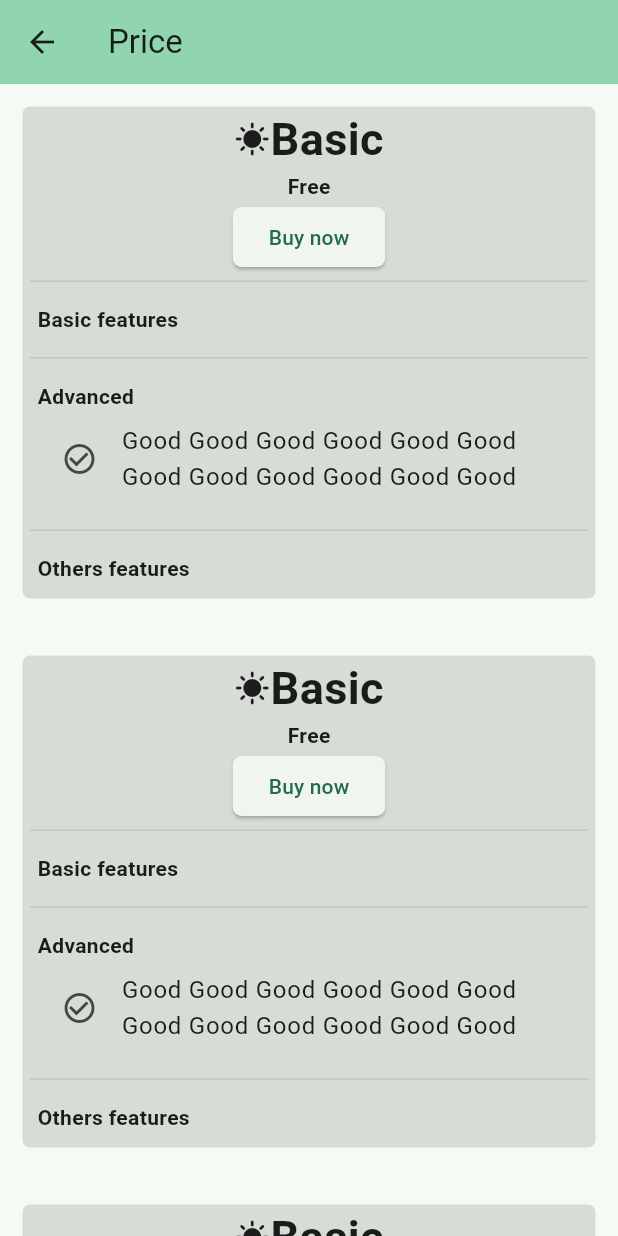
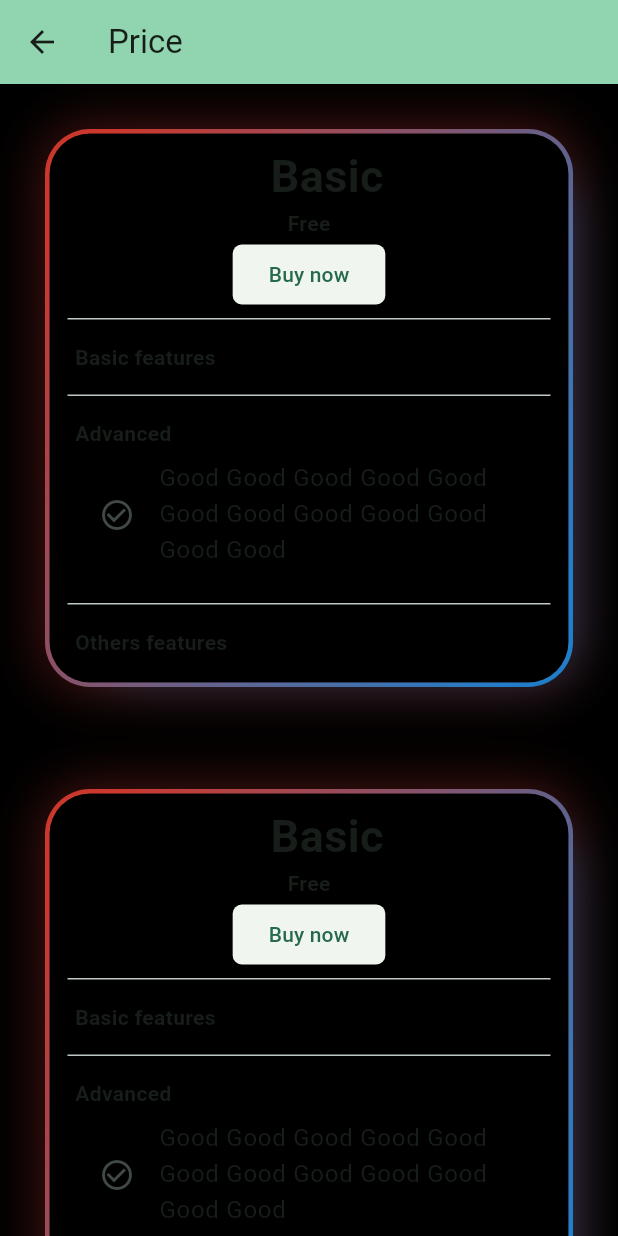
Before and after one commit to phamvu1001/ADVMobile, a Flutter app: the UpgradeOptionPage screen opened by its route, on a phone screen of 412 x 824 dp. Run offline on Flutter 3.47's test engine with Material 3 defaults, Android fonts, the phone set to English and light mode, and no system bars.

Commit message:
update card border animation

```diff
--- /dev/null
+++ b/lib/src/constant/style.dart
@@ -0,0 +1,44 @@
+import 'package:flutter/material.dart';
+
+final appTheme =  ThemeData(
+  useMaterial3: true,
+  scaffoldBackgroundColor: Colors.black45,
+  textTheme: const TextTheme(
+    titleLarge: TextStyle(
+        fontSize: 25,
+        color: Colors.blue,
+        letterSpacing: 1.1
+    ),
+    titleMedium: TextStyle(
+      fontSize: 20,
+      letterSpacing: 1.0,
+      color: Colors.blue,
+    ),
+    titleSmall: TextStyle(
+      fontSize: 18,
+      color: Colors.black,
+    ),
+    bodyLarge: TextStyle(
+      fontSize: 18,
+      color: Colors.black,
+    ),
+    bodyMedium: TextStyle(
+        fontSize: 16.0,
+        color: Colors.white,
+    ),
+    //List tile
+    bodySmall: TextStyle(
+        fontSize: 14.0,
+        color: Colors.white,
+    ),
+  ),
+  listTileTheme: ListTileThemeData(
+    textColor: Colors.white,
+    iconColor: Colors.white,
+    tileColor: Colors.black45,
+    shape: RoundedRectangleBorder(
+      borderRadius: BorderRadius.circular(10),
+    ),
+  ),
+
+);
--- a/lib/src/pages/account_page/upgradeOptionsPage.dart
+++ b/lib/src/pages/account_page/upgradeOptionsPage.dart
@@ -1,16 +1,23 @@
 import 'package:flutter/material.dart';
+import 'package:jarvis/src/pages/promt_page/ShiningBorderContainer.dart';
 import 'package:jarvis/src/routes.dart';
 
-class UpgradeOptionPage extends StatelessWidget {
+class UpgradeOptionPage extends StatefulWidget {
   const UpgradeOptionPage({super.key, required this.title});
-
 
   final String title;
 
+
+
+  @override
+  State<StatefulWidget> createState() => _UpgradeOptionPage();
+}
+class _UpgradeOptionPage extends State<UpgradeOptionPage>{
   @override
   Widget build(BuildContext context) =>Scaffold(
+    backgroundColor: Colors.black,
     appBar: AppBar(
-      title: Text(title),
+      title: Text(widget.title),
       backgroundColor: Theme.of(context).colorScheme.inversePrimary,
     ),
     body:
@@ -33,13 +40,16 @@ class UpgradeOptionPage extends StatelessWidget {
 
 Widget buildOptionCard(dynamic optionData, Color backgroundColor)=>
     Padding(
-        padding: EdgeInsets.all(15),
+        padding: EdgeInsets.all(30),
         child: Container(
           width: 400,
           decoration: BoxDecoration(
             color: backgroundColor,
-            borderRadius: BorderRadius.circular(5),
+            borderRadius: BorderRadius.circular(30),
           ),
+          child: AnimatedGradientBorder(
+            child: Container(
+              margin: EdgeInsets.all(10),
               child: Column(
                 mainAxisAlignment: MainAxisAlignment.start,
                 children: [
@@ -135,4 +145,6 @@ Widget buildOptionCard(dynamic optionData, Color backgroundColor)=>
                 ],
               ),
             ),
+          ),
+        ),
 );
--- /dev/null
+++ b/lib/src/pages/promt_page/ShiningBorderContainer.dart
@@ -0,0 +1,190 @@
+import 'package:flutter/material.dart';
+
+class AnimatedGradientBorder extends StatefulWidget{
+  const AnimatedGradientBorder({
+    super.key,
+    this.radius=30,
+    this.blurRadius=30,
+    this.spreadRadius=1,
+    this.glowOpacity=0.3,
+    this.topColor=Colors.red,
+    this.bottomColor=Colors.blue,
+    this.duration=const Duration(milliseconds: 500),
+    this.thickness=3,
+    this.child,
+  });
+
+  final double radius;
+  final double blurRadius;
+  final double spreadRadius;
+  final Color topColor;
+  final Color bottomColor;
+  final double glowOpacity;
+  final Duration duration;
+  final double thickness;
+  final Widget? child;
+
+  @override
+  State<StatefulWidget> createState() => _AnimatedGradientBorder();
+
+}
+
+class _AnimatedGradientBorder extends State<AnimatedGradientBorder> with SingleTickerProviderStateMixin{
+  late AnimationController _controller;
+  late Animation<Alignment> _tlAlignAnim;
+  late Animation<Alignment> _brAlignAnim;
+  @override
+  void initState(){
+    super.initState();
+    _controller=AnimationController(
+      duration: const Duration(seconds: 2),
+      vsync: this,
+    );
+    _tlAlignAnim=TweenSequence<Alignment>([
+      TweenSequenceItem <Alignment>(
+          tween: Tween<Alignment>(begin:Alignment.topLeft, end: Alignment.topRight),
+          weight: 1
+      ),
+      TweenSequenceItem <Alignment>(
+          tween: Tween<Alignment>(begin:Alignment.topRight, end: Alignment.bottomRight),
+          weight: 1
+      ),
+      TweenSequenceItem <Alignment>(
+          tween: Tween<Alignment>(begin:Alignment.bottomRight, end: Alignment.bottomLeft),
+          weight: 1
+      ),
+      TweenSequenceItem <Alignment>(
+          tween: Tween<Alignment>(begin:Alignment.bottomLeft, end: Alignment.topLeft),
+          weight: 1
+      ),
+    ]).animate(_controller);
+
+    _brAlignAnim=TweenSequence<Alignment>([
+      TweenSequenceItem <Alignment>(
+          tween: Tween<Alignment>(begin:Alignment.bottomRight, end: Alignment.bottomLeft),
+          weight: 1
+      ),
+      TweenSequenceItem <Alignment>(
+          tween: Tween<Alignment>(begin:Alignment.bottomLeft, end: Alignment.topLeft),
+          weight: 1
+      ),
+      TweenSequenceItem <Alignment>(
+          tween: Tween<Alignment>(begin:Alignment.topLeft, end: Alignment.topRight),
+          weight: 1
+      ),
+      TweenSequenceItem <Alignment>(
+          tween: Tween<Alignment>(begin:Alignment.topRight, end: Alignment.bottomRight),
+          weight: 1
+      ),
+    ]).animate(_controller);
+    _controller.repeat();
+  }
+
+  @override
+  Widget build(BuildContext context) {
+    return LayoutBuilder(builder: (context, constraints)
+    {
+      return Stack(
+        children: [
+          widget.child!=null
+            ? ClipRRect(
+              borderRadius: BorderRadius.circular(widget.radius),
+              child: widget.child,
+          ):const SizedBox.shrink(),
+          ClipPath(
+              clipper: _CenterCutPath(radius: widget.radius, thickness: widget.thickness),
+              child: AnimatedBuilder(
+                animation: _controller,
+                builder: (context, _) {
+                  return Stack(
+                      children: [
+                        Container(
+                          child: widget.child,
+                          decoration: BoxDecoration(
+                            color: Colors.transparent,
+                            borderRadius: BorderRadius.circular(widget.radius),
+                            boxShadow: [
+                              BoxShadow(
+                                color: widget.topColor.withOpacity(widget.glowOpacity),
+                                offset: const Offset(0, 0),
+                                blurRadius: widget.blurRadius,
+                                spreadRadius: widget.spreadRadius,
+                              )
+                            ],
+                          ),
+                        ),
+                        Transform.scale(
+                          alignment: _brAlignAnim.value,
+                          scale: 0.9,
+                          child: Container(
+                            child: widget.child,
+                            decoration: BoxDecoration(
+                              color: Colors.transparent,
+                              borderRadius: BorderRadius.circular(widget.radius),
+                              boxShadow: [
+                                BoxShadow(
+                                  color: widget.bottomColor.withOpacity(widget.glowOpacity),
+                                  offset: const Offset(0, 0),
+                                  blurRadius: widget.blurRadius,
+                                  spreadRadius: widget.spreadRadius,
+                                )
+                              ],
+                            ),
+                          ),
+                        )
+                        ,
+                        Container(
+                          decoration: BoxDecoration(
+                              borderRadius: BorderRadius.all(
+                                Radius.circular(widget.radius),
+                              ),
+                              gradient: LinearGradient(
+                                colors: [widget.topColor.withOpacity(0.8), widget.bottomColor.withOpacity(0.8)],
+                                begin: _tlAlignAnim.value,
+                                end: _brAlignAnim.value,
+                              )
+                          ),
+                          child: widget.child,
+                        )
+
+                      ]
+                  );
+                },
+              )
+          ),
+        ],
+      );
+    });
+    }
+}
+
+class _CenterCutPath extends CustomClipper<Path>{
+  final double radius;
+  final double thickness;
+  _CenterCutPath({
+    this.radius=0,
+    this.thickness=0,
+  });
+
+  @override
+  Path getClip(Size size) {
+    final rect=Rect.fromLTRB(-size.width, -size.width, size.width*2, size.height*2);
+    final double width=size.width-thickness*2;
+    final double height=size.height-thickness*2;
+    final path=Path()
+      ..fillType=PathFillType.evenOdd
+      ..addRRect(
+        RRect.fromRectAndRadius(
+          Rect.fromLTWH(thickness, thickness, width, height),
+          Radius.circular(radius-thickness)),
+    )
+    ..addRect(rect);
+    return path;
+  }
+
+  @override
+  bool shouldReclip(covariant _CenterCutPath oldClipper) {
+    return oldClipper.radius != radius || oldClipper.thickness!=thickness;
+  }
+
+}
--- a/lib/src/pages/promt_page/infiniteScrollPromtList.dart
+++ b/lib/src/pages/promt_page/infiniteScrollPromtList.dart
@@ -50,6 +50,7 @@ class _InfiniteScrollListState extends State<InfinitescrollPromtlist> {
   @override
   Widget build(BuildContext context) {
     return Scaffold(
+      backgroundColor: Colors.transparent,
       body: ListView.builder(
         controller: _scrollController,
         itemCount: _data.length + 1,
@@ -66,7 +67,41 @@ class _InfiniteScrollListState extends State<InfinitescrollPromtlist> {
               );
             }
           }
-          return ListTile(
+          return  GestureDetector(
+            onLongPress: () {
+              // Hiển thị menu khi nhấn lâu
+              showModalBottomSheet(
+                context: context,
+                builder: (BuildContext context) {
+                  return Container(
+                    padding: EdgeInsets.all(16.0),
+                    child: Column(
+                      mainAxisSize: MainAxisSize.min,
+                      crossAxisAlignment: CrossAxisAlignment.start,
+                      children: <Widget>[
+                        ListTile(
+                          leading: Icon(Icons.edit),
+                          title: Text('Edit'),
+                          onTap: () {
+                            Navigator.pop(context); // Đóng bottom sheet
+                            print('Chỉnh sửa item $index');
+                          },
+                        ),
+                        ListTile(
+                          leading: Icon(Icons.delete),
+                          title: Text('Delete'),
+                          onTap: () {
+                            Navigator.pop(context); // Đóng bottom sheet
+                            print('Xoá item $index');
+                          },
+                        ),
+                      ],
+                    ),
+                  );
+                },
+              );
+            },
+            child: ListTile(
               leading: Icon(Icons.public),
               title: Text("Prompt ${_data[index]}"),
               trailing: Row(
@@ -94,6 +129,7 @@ class _InfiniteScrollListState extends State<InfinitescrollPromtlist> {
                 // Xử lý khi bấm vào ListTile
                 showDialog(context: context, builder: (context)=> PromptDialog());
               },
+            ),
           );
         },
       ),
--- a/pubspec.yaml
+++ b/pubspec.yaml
@@ -38,6 +38,7 @@ dependencies:
   # Use with the CupertinoIcons class for iOS style icons.
   cupertino_icons: ^1.0.8
   intl: ^0.17.0
+  glowy_borders: ^1.0.2
 
 dev_dependencies:
   flutter_test:
```
Also changed, not shown: pubspec.lock. Lines whose indentation alone changed are shown as unchanged.
